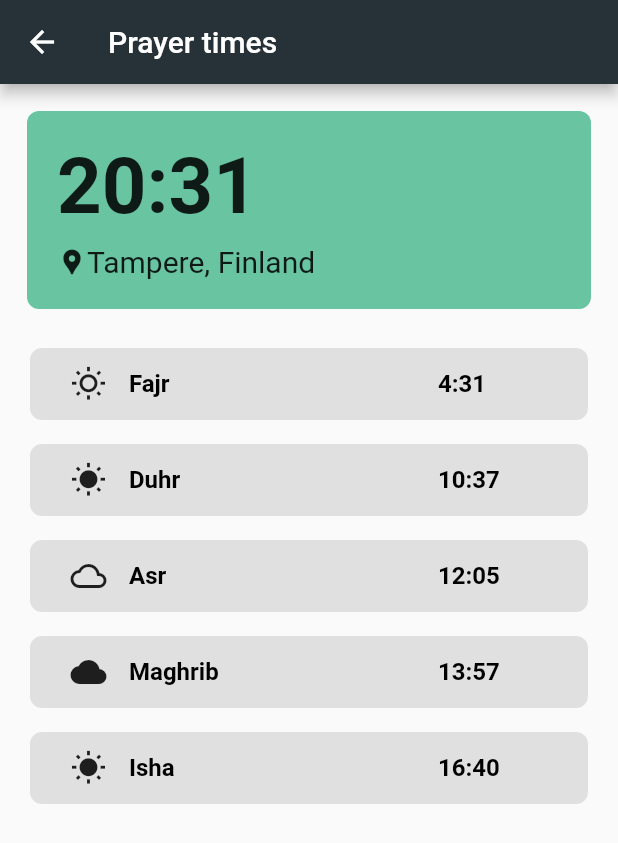
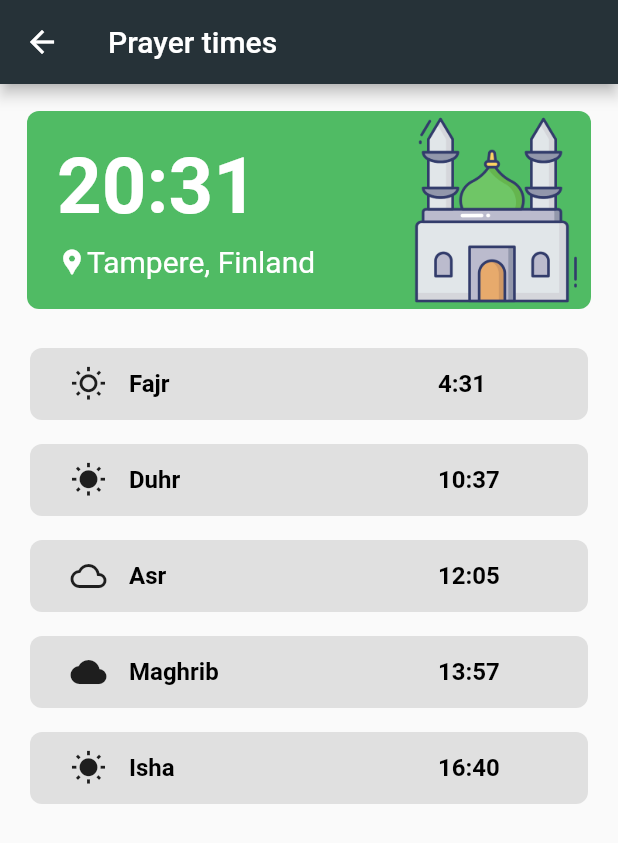
Before and after one commit to almumin/almuslim, a Flutter app: the Prayer screen opened directly, on a phone screen of 412 x 824 dp. Shown: the top 843 px of the screen. Run offline on Flutter 3.47's test engine with Material 2 defaults, Android fonts, the light colour scheme and no system bars; our stand-ins replace adhan, hijri, sqflite; accounts and stored records are empty.

Commit message:
update prayer design

```diff
--- a/lib/widgets/prayer.dart
+++ b/lib/widgets/prayer.dart
@@ -68,8 +68,11 @@ class PrayerHeading extends StatelessWidget {
       padding: const EdgeInsets.all(18.0),
       child: Container(
         decoration: BoxDecoration(
-            //color: Colors.grey.shade300,
-            color: Color(0xFF69C4A2),
+            image: DecorationImage(
+              image: AssetImage("assets/icons/015-mosque.png"),
+              alignment: Alignment.centerRight,
+            ),
+            color: Color(0XFF50bb64),
             borderRadius: BorderRadius.circular(8)),
         width: MediaQuery.of(context).size.width,
         child: Padding(
@@ -81,7 +84,7 @@ class PrayerHeading extends StatelessWidget {
                   Text(
                     "20:31",
                     style: TextStyle(
-                        color: Colors.black87,
+                        color: Colors.white,
                         fontSize: 52,
                         fontWeight: FontWeight.w700),
                   ),
@@ -94,11 +97,15 @@ class PrayerHeading extends StatelessWidget {
                 children: [
                   Icon(
                     Icons.location_pin,
+                    color: Colors.white,
                     size: 20,
                   ),
                   Text(
                     "Tampere, Finland",
-                    style: TextStyle(color: Colors.black87, fontSize: 20),
+                    style: TextStyle(
+                      color: Colors.white,
+                      fontSize: 20,
+                    ),
                   ),
                 ],
               ),
```
